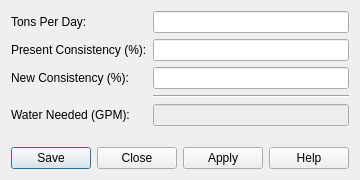
This is src/MachineStudy/HeadBoxDilutionDialog.ui in dewhisna/MultipliMachineStudy as Qt 5 draws it before an edit. The edited form follows.
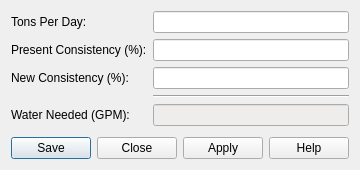
This is the edited form.

```diff
--- a/src/MachineStudy/HeadBoxDilutionDialog.ui
+++ b/src/MachineStudy/HeadBoxDilutionDialog.ui
@@ -25,13 +25,8 @@
 ****************************************************************************</comment>
  <class>CHeadBoxDilutionDialog</class>
  <widget class="QDialog" name="CHeadBoxDilutionDialog">
-  <property name="geometry">
-   <rect>
-    <x>0</x>
-    <y>0</y>
-    <width>356</width>
-    <height>180</height>
-   </rect>
+  <property name="windowModality">
+   <enum>Qt::WindowModal</enum>
   </property>
   <property name="windowTitle">
    <string>Multipli Head Box Dilution</string>
```
Left out of the diff: 3 changed lines with no effect on the pictures.
